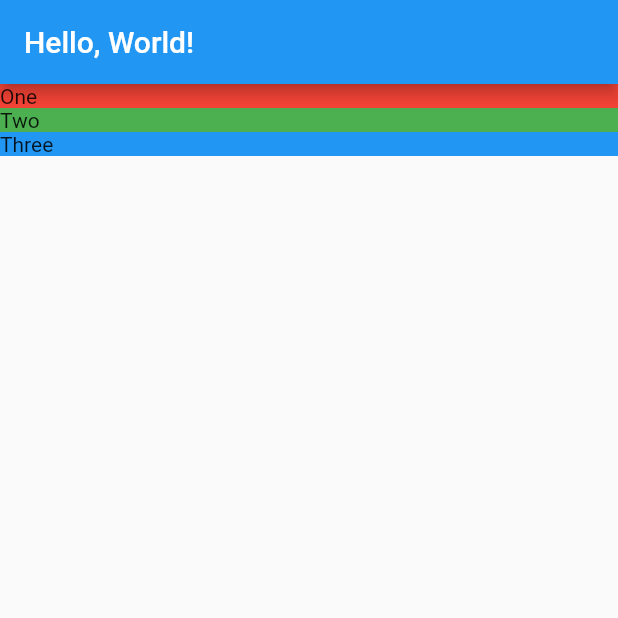
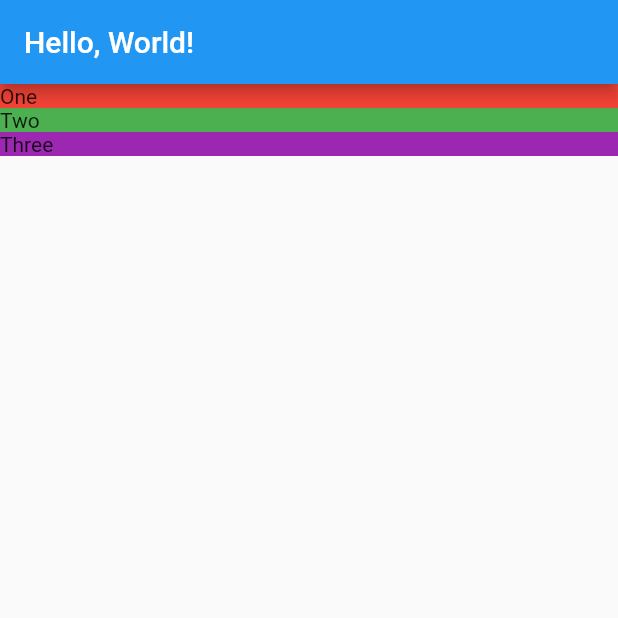
Before and after one commit to denamyte/Flutter_Manning_1_Basics, a Flutter app: the screen it shows after launch, on a phone screen of 412 x 824 dp, the top half of it. Run offline on Flutter 3.47's test engine with Material 2 defaults, Android fonts, the phone set to English and light mode, and no system bars.

Commit message:
2021-02-12: Lesson 3

```diff
--- /dev/null
+++ b/lib/location_detail.dart
@@ -0,0 +1,31 @@
+import 'package:flutter/material.dart';
+
+class LocationDetail extends StatelessWidget {
+
+  @override
+  Widget build(BuildContext context) {
+    return Scaffold(
+      appBar: AppBar(
+        title: Text("Hello, World!"),
+      ),
+      body: Column(
+        mainAxisAlignment: MainAxisAlignment.start,
+        crossAxisAlignment: CrossAxisAlignment.stretch,
+        children: [
+          _section("One", Colors.red),
+          _section("Two", Colors.green),
+          _section("Three", Colors.purple),
+        ],
+      ),
+    );
+  }
+
+  Widget _section(String title, Color color) {
+    return Container(
+      decoration: BoxDecoration(
+          color: color
+      ),
+      child: Text(title),
+    );
+  }
+}
```
Also changed, not shown: lib/main.dart (+2 -30 lines).
